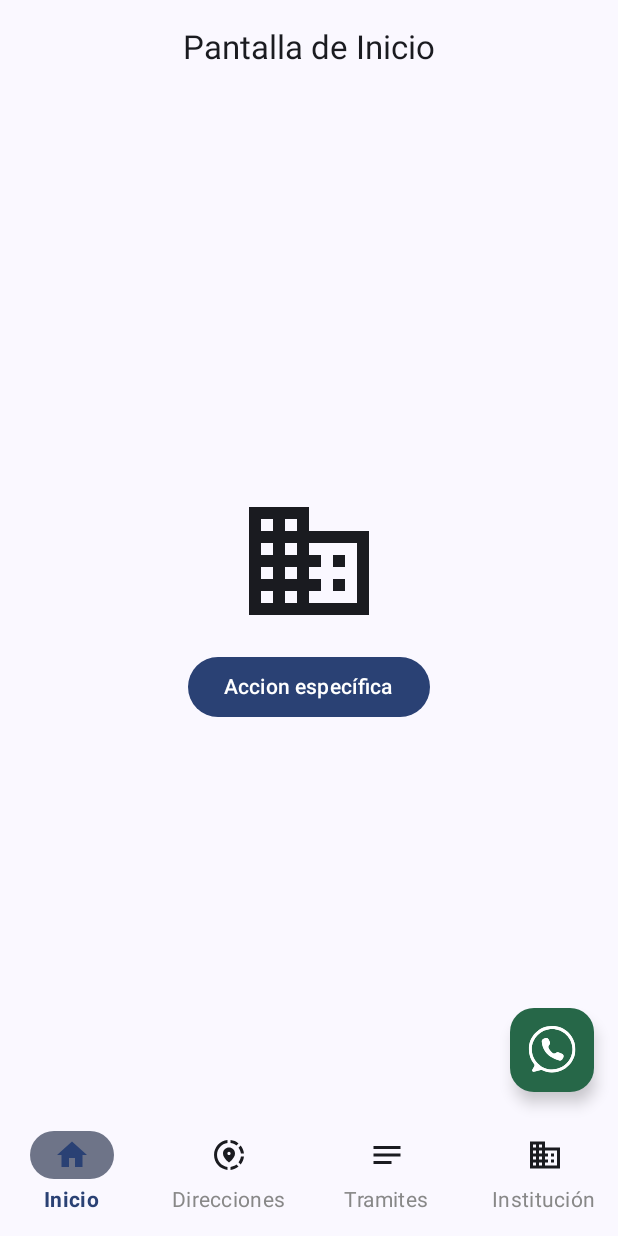
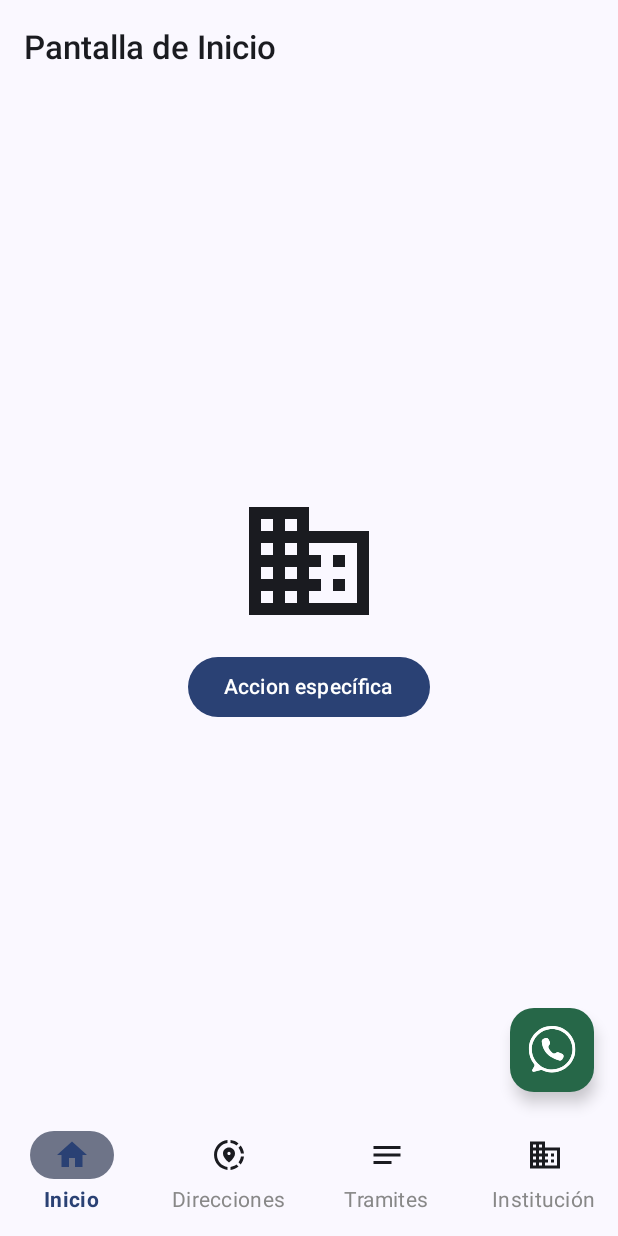
Before and after one commit to juanjosevarqu/DiproveBolivia, an Android app built with Jetpack Compose: the screen it shows after launch (MainActivity), on a phone screen of 412 x 824 dp. Run offline under Robolectric (Android 15) with nearby library versions, the phone set to English and light mode, and no system bars.

Commit message:
REFACTOR - DefaultAppBar

```diff
--- a/app/src/main/java/com/varqulabs/diproveboliviapp/core/presentation/DefaultAppBar.kt
+++ b/app/src/main/java/com/varqulabs/diproveboliviapp/core/presentation/DefaultAppBar.kt
@@ -1,11 +1,12 @@
 package com.varqulabs.diproveboliviapp.core.presentation
 
-import androidx.compose.material3.CenterAlignedTopAppBar
 import androidx.compose.material3.ExperimentalMaterial3Api
 import androidx.compose.material3.MaterialTheme
 import androidx.compose.material3.Text
+import androidx.compose.material3.TopAppBar
 import androidx.compose.runtime.Composable
 import androidx.compose.ui.Modifier
+import androidx.compose.ui.text.font.FontWeight
 import androidx.compose.ui.text.style.TextAlign
 
 @OptIn(ExperimentalMaterial3Api::class)
@@ -15,13 +16,14 @@ fun DefaultAppBar(
     modifier: Modifier = Modifier,
     onBack: () -> Unit
 ) {
-    CenterAlignedTopAppBar(
+    TopAppBar(
         title = {
             if (title.isNotBlank()) {
                 Text(
                     text = title,
                     style = MaterialTheme.typography.titleLarge,
-                    textAlign = TextAlign.Start
+                    textAlign = TextAlign.Start,
+                    fontWeight = FontWeight.Medium,
                 )
             }
         },
```
